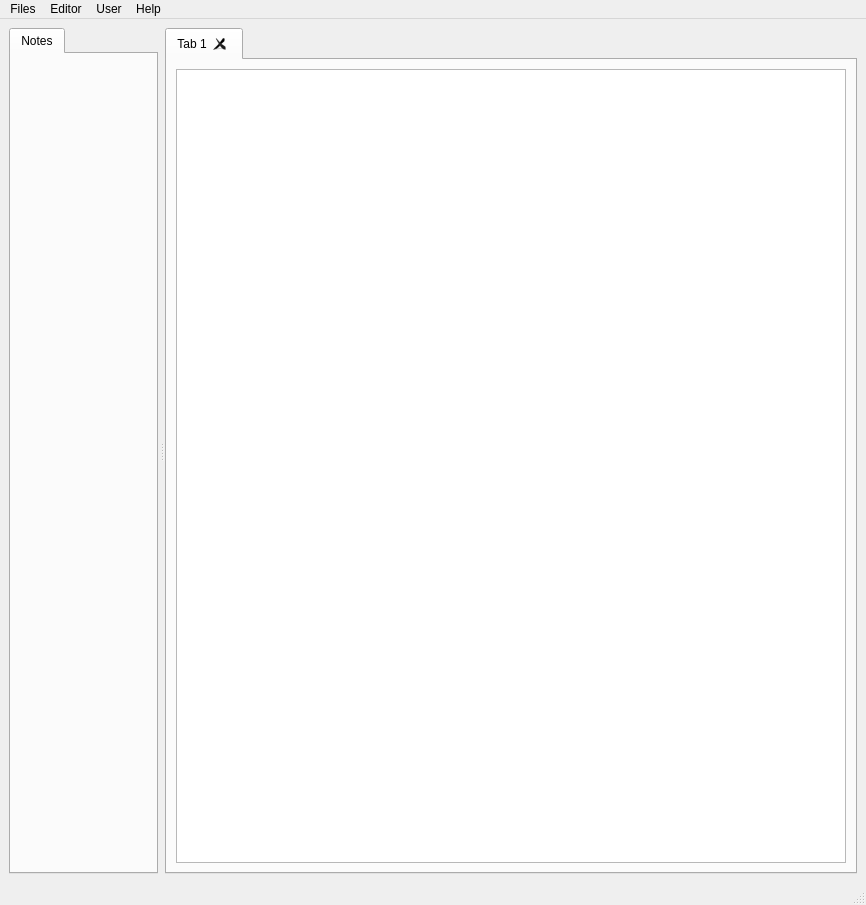
Old version of the form src/mainwindow.ui in the repository 2042Third/pdmQt.
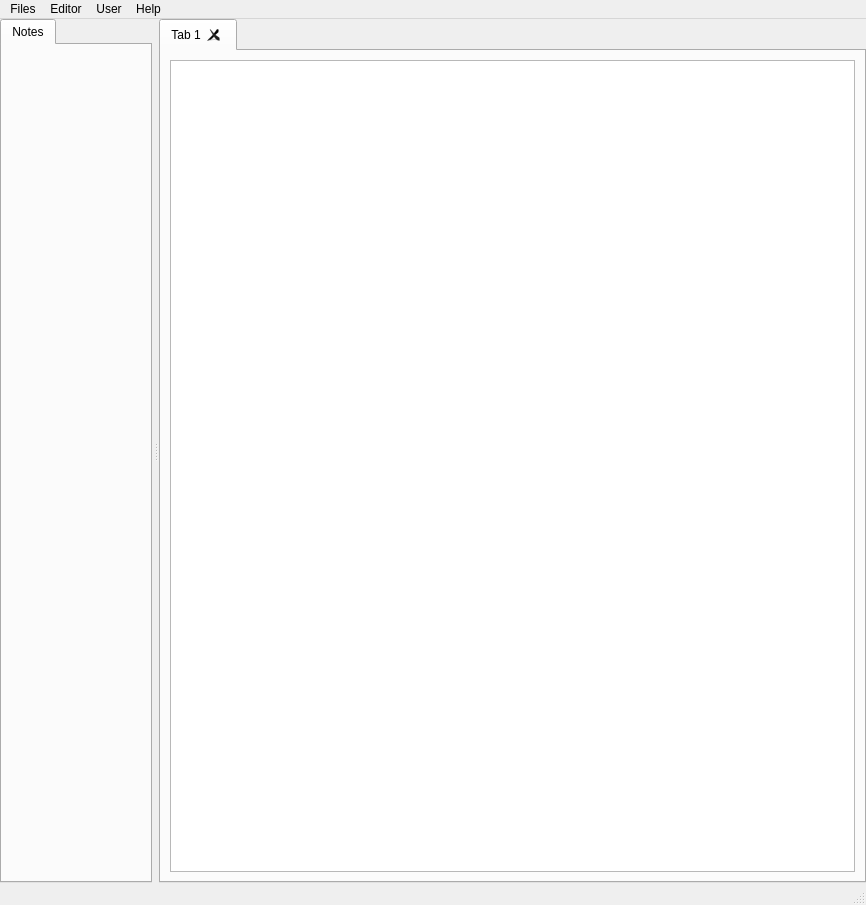
New version of the form. Icons and pictures are not drawn.

Patch:
```diff
--- a/src/mainwindow.ui
+++ b/src/mainwindow.ui
@@ -18,6 +18,18 @@
   </property>
   <widget class="QWidget" name="centralwidget">
    <layout class="QHBoxLayout" name="horizontalLayout">
+    <property name="leftMargin">
+     <number>0</number>
+    </property>
+    <property name="topMargin">
+     <number>0</number>
+    </property>
+    <property name="rightMargin">
+     <number>0</number>
+    </property>
+    <property name="bottomMargin">
+     <number>0</number>
+    </property>
     <item>
      <widget class="QSplitter" name="splitter">
       <property name="orientation">
```
Left out of the diff: 2 changed lines with no effect on the pictures.
